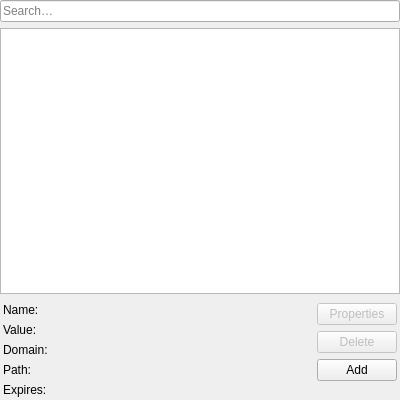
Qt form src/modules/windows/cookies/CookiesContentsWidget.ui (OtterBrowser/otter-browser) before a commit.
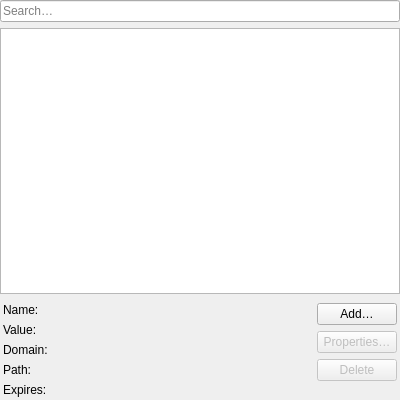
The same form after that commit. Custom widgets are drawn as their Qt base class.

Commit message: Normalize buttons order

Patch:
```diff
--- a/src/modules/windows/cookies/CookiesContentsWidget.ui
+++ b/src/modules/windows/cookies/CookiesContentsWidget.ui
@@ -159,13 +159,20 @@
       </item>
       <item>
        <layout class="QVBoxLayout" name="actionsLayout">
+        <item>
+         <widget class="QPushButton" name="addButton">
+          <property name="text">
+           <string>Add…</string>
+          </property>
+         </widget>
+        </item>
         <item>
          <widget class="QPushButton" name="propertiesButton">
           <property name="enabled">
            <bool>false</bool>
           </property>
           <property name="text">
-           <string>Properties</string>
+           <string>Properties…</string>
           </property>
          </widget>
         </item>
@@ -179,13 +186,6 @@
           </property>
          </widget>
         </item>
-        <item>
-         <widget class="QPushButton" name="addButton">
-          <property name="text">
-           <string>Add</string>
-          </property>
-         </widget>
-        </item>
         <item>
          <spacer name="verticalSpacer">
           <property name="orientation">
```
Left out of the diff: 1 changed line with no effect on the pictures. The commit also changes 2 other files.
